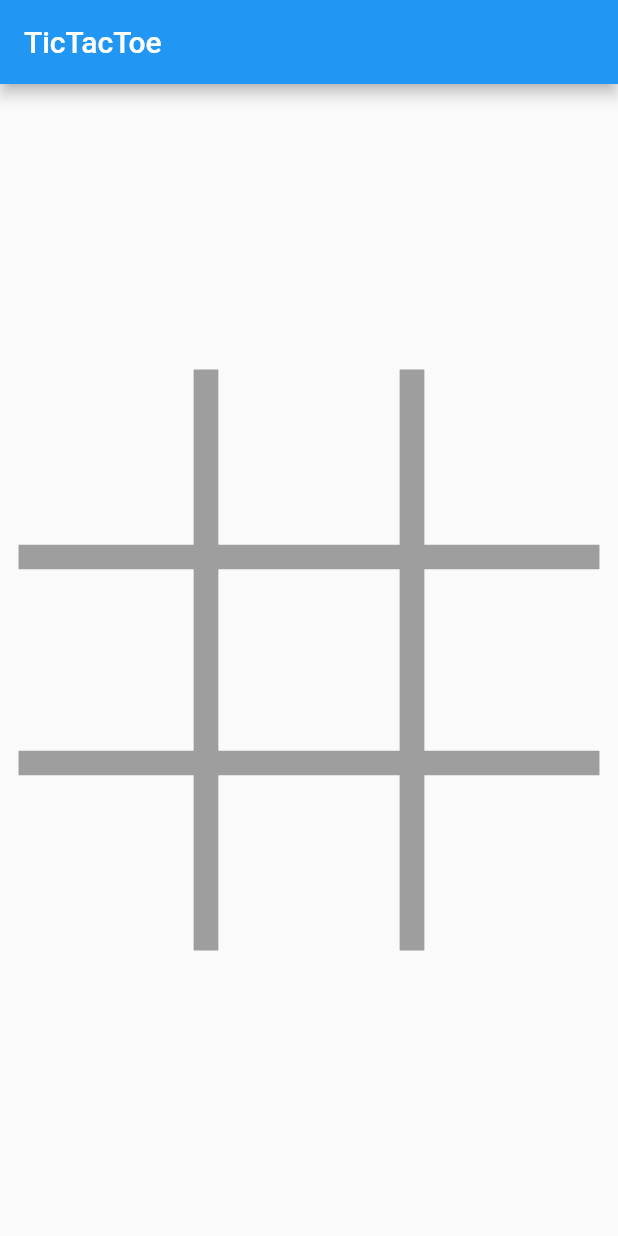
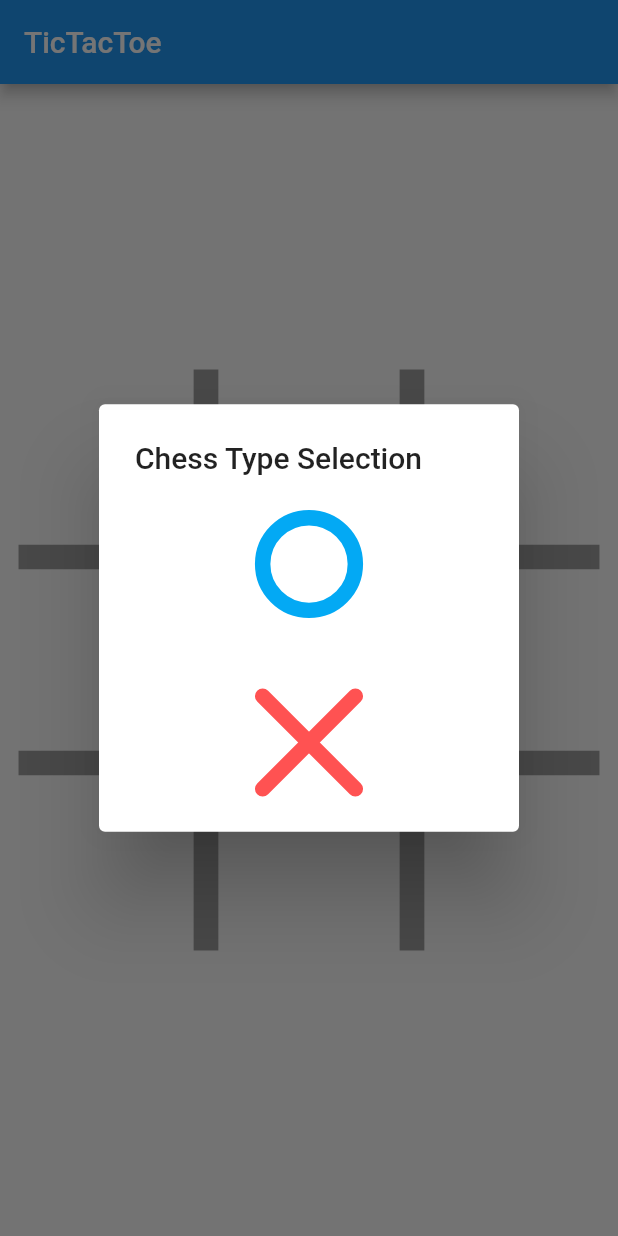
Before and after one commit to xattacker/tic_tac_toe_flutter, a Flutter app: the screen it shows after launch, on a phone screen of 412 x 824 dp. Run offline on Flutter 3.47's test engine with Material 2 defaults, Android fonts, the phone set to English and light mode, and no system bars.

Commit message:
add ChessType selection dialog

```diff
--- a/lib/GridPainter.dart
+++ b/lib/GridPainter.dart
@@ -1,3 +1,5 @@
+import 'dart:math';
+
 import 'package:flutter/cupertino.dart';
 import 'package:flutter/material.dart';
 
@@ -16,7 +18,12 @@ class ChessPainter extends CustomPainter
         Paint paint = new Paint();
         paint.strokeCap = StrokeCap.round;
         paint.style = PaintingStyle.stroke;
-        paint.strokeWidth = size.width / 10;
+
+        var chess_width = min(size.width, size.height);
+        paint.strokeWidth = chess_width / 10;
+
+        var x_offset = (size.width - chess_width)/2;
+        var y_offset = (size.height - chess_width)/2;
 
         switch (this._status)
         {
@@ -24,8 +31,11 @@ class ChessPainter extends CustomPainter
               {
                   paint.color = Colors.lightBlue;
 
-                  var padding = size.width/10;
-                  canvas.drawCircle(Offset(size.width/2, size.height/2), (size.width/2) - (padding*2), paint);
+                  var padding = chess_width/10;
+                  canvas.drawCircle(
+                      Offset(chess_width/2 + x_offset, chess_width/2 + y_offset),
+                      (chess_width/2) - (padding*2),
+                      paint);
               }
               break;
 
@@ -33,9 +43,16 @@ class ChessPainter extends CustomPainter
               {
                   paint.color = Colors.redAccent;
 
-                  var padding = size.width/5;
-                  canvas.drawLine(Offset(padding, padding), Offset(size.width - padding, size.height - padding), paint);
-                  canvas.drawLine(Offset(size.width - padding, padding), Offset(padding, size.height - padding), paint);
+                  var padding = chess_width/5;
+                  canvas.drawLine(
+                      Offset(padding + x_offset, padding + y_offset),
+                      Offset(chess_width - padding + x_offset, chess_width - padding + y_offset),
+                      paint);
+
+                  canvas.drawLine(
+                      Offset(chess_width - padding + x_offset, padding + y_offset),
+                      Offset(padding + x_offset, chess_width - padding + y_offset),
+                      paint);
               }
               break;
 
--- a/lib/GridWidget.dart
+++ b/lib/GridWidget.dart
@@ -29,6 +29,11 @@ class GridWidget extends StatefulWidget implements TicTacToeGrid
 
   @override
   late TicTacToeGridListener listener;
+
+  void chess()
+  {
+      this.listener.chess(this);
+  }
 }
 
 class GridState extends State<GridWidget>
@@ -40,7 +45,7 @@ class GridState extends State<GridWidget>
                   if (this.widget.status == GridStatus.none)
                   {
                       setState(() {
-                        this.widget.status = GridStatus.circle;
+                          this.widget.chess();
                       });
                   }
               },
--- a/lib/TicTacToeWidget.dart
+++ b/lib/TicTacToeWidget.dart
@@ -24,16 +24,60 @@ class TicTacToeState extends State<TicTacToeWidget> implements TicTacToeLogicLis
   {
        super.initState();
 
-       _logic = new TicTacToeLogic(this, GridStatus.circle);
+
+       Future.delayed(Duration(milliseconds: 500), () {
+
+         var selection_width = MediaQuery.of(context).size.width * 0.25;
+         showDialog(
+           context: context,
+           builder: (context) {
+             return SimpleDialog(
+               title: Text("Chess Type Selection"),
+               contentPadding: EdgeInsets.fromLTRB(0, 0, 0, 0),
+               //在 children 中可以加入選項
+               children: <Widget>[
+                 SimpleDialogOption(
+                   child: CustomPaint(
+                       size: Size(selection_width, selection_width),
+                       painter: ChessPainter(GridStatus.circle)
+                   ),
+                   onPressed: (){
+                       Navigator.pop(context, true);
+                       initLogic(GridStatus.circle);
+                   }),
+                 SimpleDialogOption(
+                   child: CustomPaint(
+                       size: Size(selection_width, selection_width),
+                       painter: ChessPainter(GridStatus.fork)
+                   ),
+                   onPressed: (){
+                        Navigator.pop(context, true);
+                        initLogic(GridStatus.fork);
+                   })
+               ],
+             );
+           },
+         );
+       });
+
 
        for (var i = 0; i < 3; i++)
        {
            for (var j = 0; j < 3; j++)
            {
               GridWidget grid = GridWidget(i, j);
-              grid.listener = _logic;
                _grids.add(grid);
            }
+       }
+  }
+
+  void initLogic(GridStatus selectedStatus)
+  {
+       _logic = new TicTacToeLogic(this, selectedStatus);
+
+       for (var gird in _grids)
+       {
+          gird.listener = _logic;
        }
   }
 
--- a/lib/logic/TicTacToeGrid.dart
+++ b/lib/logic/TicTacToeGrid.dart
@@ -39,4 +39,5 @@ class TicTacToeGrid
 abstract class TicTacToeGridListener
 {
     void onGridStatusUpdated(GridStatus status, TicTacToeGrid grid);
+    void chess(TicTacToeGrid grid);
 }
--- a/lib/logic/TicTacToeLogic.dart
+++ b/lib/logic/TicTacToeLogic.dart
@@ -14,10 +14,10 @@ enum PlayerType
 
 class TicTacToeLogic implements TicTacToeGridListener
 {
-    GridStatus _playerGrid;
+    GridStatus _playerGridStatus;
     TicTacToeLogicListener _listener;
 
-    TicTacToeLogic(this._listener, this._playerGrid)
+    TicTacToeLogic(this._listener, this._playerGridStatus)
     {
     }
 
@@ -28,4 +28,13 @@ class TicTacToeLogic implements TicTacToeGridListener
         var y = grid.y;
         print("$x ,  $y");
     }
+
+    @override
+    void chess(TicTacToeGrid grid)
+    {
+          if (grid.status == GridStatus.none)
+          {
+              grid.status = _playerGridStatus;
+          }
+    }
 }
```
